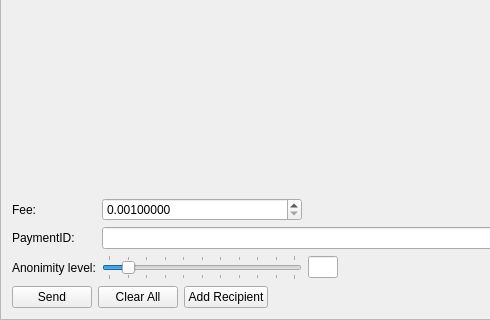
Old version of the form src/gui/ui/sendframe.ui in the repository Mythicaler/digitalkabwallet; both pictures show x 0 to 490 and y 270 to 590 of the 866 by 590 pixel window.
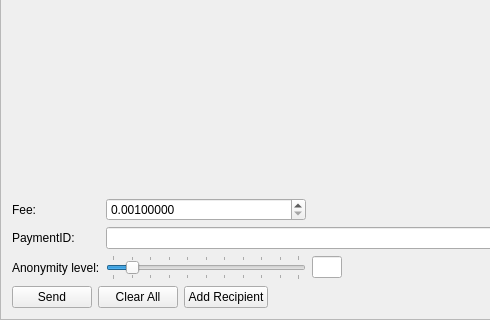
New version of the form. Icons and pictures are not drawn.

Commit message: Update type Anonimity to Anonymity

Diff of the .ui file:
```diff
--- a/src/gui/ui/sendframe.ui
+++ b/src/gui/ui/sendframe.ui
@@ -75,7 +75,7 @@
      <item row="2" column="0">
       <widget class="QLabel" name="label_2">
        <property name="text">
-        <string>Anonimity level:</string>
+        <string>Anonymity level:</string>
        </property>
       </widget>
      </item>
```
